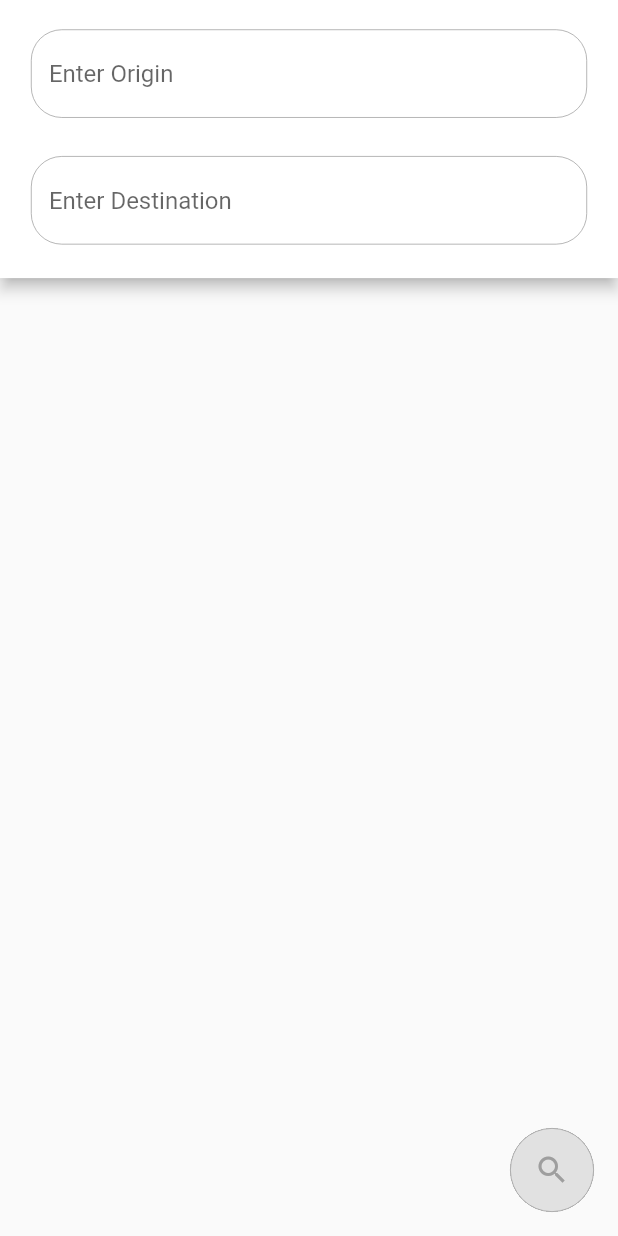
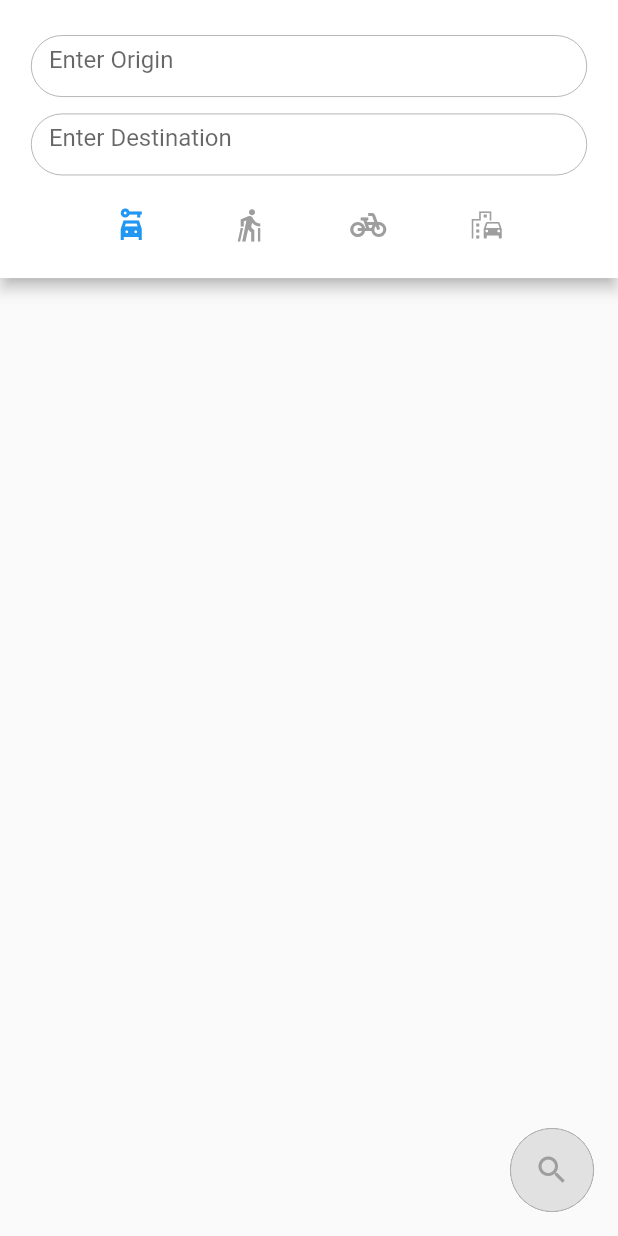
Before and after one commit to abualhamd/google_maps, a Flutter app: the screen it shows after launch, after a tap on the "directions" icon, on a phone screen of 412 x 824 dp. Run offline on Flutter 3.47's test engine with Material 2 defaults, Android fonts, the phone set to English and light mode, and no system bars; our stand-ins replace dartz, equatable, geolocator, get_it, google_maps_flutter, internet_connection_checker; missing offline and left inert: flutter_config, flutter_polyline_points.

Commit message:
added the mode of transportation option

```diff
--- a/lib/app/app.dart
+++ b/lib/app/app.dart
@@ -5,9 +5,9 @@ import 'package:google_maps/app/core/utils/routes_manager.dart';
 import 'package:google_maps/view/map_view/no_internet_connection_screen.dart';
 import 'package:provider/provider.dart';
 import '../view/provider/map_provider.dart';
-import '../view/map_view/map_screen.dart';
 import 'package:google_maps/injection_container.dart' as di;
-import 'package:flutter_config/flutter_config.dart';
+
+import 'core/utils/colors_manager.dart';
 
 class MyApp extends StatelessWidget {
   const MyApp({super.key});
@@ -31,8 +31,8 @@ class MyApp extends StatelessWidget {
               Visibility(
                 visible: MapProvider.get(context).showLoading,
                 child: const Scaffold(
-                  backgroundColor: Colors.transparent,
-                  body: Center(child: CircularProgressIndicator(color: Colors.blue,)),
+                  backgroundColor: ColorsManager.transparent,
+                  body: Center(child: CircularProgressIndicator(color: ColorsManager.blue,)),
                 ),
               )
             ],
--- /dev/null
+++ b/lib/app/core/enums/enums.dart
@@ -0,0 +1,6 @@
+enum TransportationMode {
+  driving,
+  walking,
+  bicycling,
+  transit,
+}
--- a/lib/app/core/utils/colors_manager.dart
+++ b/lib/app/core/utils/colors_manager.dart
@@ -5,4 +5,5 @@ abstract class ColorsManager {
   static const Color red = Colors.red;
   static const Color grey = Colors.grey;
   static const Color blue = Colors.blue;
+  static const Color transparent = Colors.transparent;
 }
--- a/lib/app/core/utils/values_manager.dart
+++ b/lib/app/core/utils/values_manager.dart
@@ -1,13 +1,16 @@
 abstract class ValuesManager {
   static const double s0_006 = 0.006;
+  static const double s0_01 = 0.01;
   static const double s0_02 = 0.02;
   static const double s0_025 = 0.025;
   static const double s0_03 = 0.03;
   static const double s0_05 = 0.05;
   static const double s0_063 = 0.063;
   static const double s0_065 = 0.065;
+  static const double s0_1 = 0.1;
   static const double s0_15 = 0.15;
+  static const double s0_35 = 0.35;
+  static const double s0_4 = 0.4;
   static const double s0_45 = 0.45;
-    static const double s0_5 = 0.5;
-
+  static const double s0_5 = 0.5;
 }
--- a/lib/data/data sources/local_data_source.dart
+++ b/lib/data/data sources/local_data_source.dart
@@ -1,3 +1,4 @@
+import 'package:flutter/foundation.dart';
 import 'package:geolocator/geolocator.dart';
 
 abstract class LocalDataSource {
@@ -13,7 +14,7 @@ class LocalDataSourceImpl implements LocalDataSource{
         .then((value) => null)
         .onError((error, stackTrace) async {
       await Geolocator.requestPermission();
-      print('Error: $error');
+      debugPrint('Error: $error');
     });
     return await Geolocator.getCurrentPosition();
   }
--- a/lib/data/repo/repo_impl.dart
+++ b/lib/data/repo/repo_impl.dart
@@ -1,4 +1,4 @@
-import 'package:geolocator/geolocator.dart';
+import 'package:google_maps/app/core/enums/enums.dart';
 import 'package:google_maps/app/core/errors/exceptions.dart';
 import 'package:google_maps/app/core/errors/failures.dart';
 
@@ -45,10 +45,10 @@ class RepoImpl implements Repo {
 
   @override
   Future<Either<Failure, DirectionsEntity>> getDirections(
-      {required String origin, required String destination}) async {
+      {required String origin, required String destination,required TransportationMode transportationMode}) async {
     try {
       final model = await _remoteDataSource.getDirections(
-          origin: origin, destination: destination);
+          origin: origin, destination: destination, transportationMode: transportationMode);
       return Right(model.toDomain());
     } on GetDirectionsException {
       return Left(GetDirectionsFailure());
--- a/lib/domain/repo/repo.dart
+++ b/lib/domain/repo/repo.dart
@@ -1,5 +1,5 @@
 import 'package:dartz/dartz.dart';
-import 'package:geolocator/geolocator.dart';
+import 'package:google_maps/app/core/enums/enums.dart';
 import 'package:google_maps/domain/entities/directions_entity.dart';
 import 'package:google_maps_flutter/google_maps_flutter.dart';
 
@@ -8,5 +8,5 @@ import '../../app/core/errors/failures.dart';
 abstract class Repo {
   Future<Either<Failure, LatLng>> getCurrentPosition();
   Future<Either<Failure, LatLng>> getInputLocation({required String location});
-  Future<Either<Failure, DirectionsEntity>> getDirections({required String origin, required String destination});
+  Future<Either<Failure, DirectionsEntity>> getDirections({required String origin, required String destination, required TransportationMode transportationMode});
 }
--- /dev/null
+++ b/lib/domain/usecases/remote/directions_usecase.dart
@@ -0,0 +1,42 @@
+import 'package:dartz/dartz.dart';
+import 'package:equatable/equatable.dart';
+import 'package:google_maps/app/core/errors/failures.dart';
+import 'package:google_maps/app/core/usecase/usecase.dart';
+import 'package:google_maps/domain/entities/directions_entity.dart';
+
+import '../../../app/core/enums/enums.dart';
+import '../../repo/repo.dart';
+
+class DirectionsUseCase
+    implements BaseUseCase<DirectionsEntity, DirectionsParams> {
+  final Repo _repo;
+
+  DirectionsUseCase({required Repo repo}) : _repo = repo;
+
+  @override
+  Future<Either<Failure, DirectionsEntity>> call(
+      {required DirectionsParams params}) async {
+    return await _repo.getDirections(
+        origin: params.origin, destination: params.destination, transportationMode: params._trasnportationMode);
+  }
+}
+
+class DirectionsParams extends Equatable {
+  final String _origin;
+  final String _destination;
+  final TransportationMode _trasnportationMode;
+
+  const DirectionsParams(
+      {required String origin,
+      required String destination,
+      required TransportationMode trasnportationMode})
+      : _origin = origin,
+        _destination = destination,
+        _trasnportationMode = trasnportationMode;
+  @override
+  List<Object?> get props => [_origin, _destination, _trasnportationMode];
+
+  get origin => _origin;
+  get destination => _destination;
+  get trasnportationMode => _trasnportationMode;
+}
--- a/lib/domain/usecases/remote/get_directions_usecase.dart
+++ /dev/null
@@ -1,30 +0,0 @@
-import 'package:dartz/dartz.dart';
-import 'package:equatable/equatable.dart';
-import 'package:google_maps/app/core/errors/failures.dart';
-import 'package:google_maps/app/core/usecase/usecase.dart';
-import 'package:google_maps/domain/entities/directions_entity.dart';
-
-import '../../repo/repo.dart';
-
-class DirectionsUseCase
-    implements BaseUseCase<DirectionsEntity, DirectionsParams> {
-  final Repo _repo;
-
-  DirectionsUseCase({required Repo repo}) : _repo = repo;
-
-  @override
-  Future<Either<Failure, DirectionsEntity>> call(
-      {required DirectionsParams params}) async {
-    return await _repo.getDirections(
-        origin: params.origin, destination: params.destination);
-  }
-}
-
-class DirectionsParams extends Equatable {
-  final String origin;
-  final String destination;
-
-  const DirectionsParams({required this.origin, required this.destination});
-  @override
-  List<Object?> get props => [origin, destination];
-}
--- a/lib/injection_container.dart
+++ b/lib/injection_container.dart
@@ -4,8 +4,8 @@ import 'package:google_maps/data/data%20sources/local_data_source.dart';
 import 'package:google_maps/data/data%20sources/remote_data_source.dart';
 import 'package:google_maps/data/repo/repo_impl.dart';
 import 'package:google_maps/domain/usecases/local/get_current_location_usecase.dart';
-import 'package:google_maps/domain/usecases/remote/get_Input_loaction_usecase.dart';
-import 'package:google_maps/domain/usecases/remote/get_directions_usecase.dart';
+import 'package:google_maps/domain/usecases/remote/input_loaction_usecase.dart';
+import 'package:google_maps/domain/usecases/remote/directions_usecase.dart';
 import 'package:google_maps/view/provider/map_provider.dart';
 import 'package:internet_connection_checker/internet_connection_checker.dart';
 
--- /dev/null
+++ b/lib/view/directions_view/components/bottom_appbar.dart
@@ -0,0 +1,41 @@
+import 'package:flutter/material.dart';
+
+import '../../../app/core/utils/colors_manager.dart';
+
+class CustomBottomAppBar extends StatefulWidget {
+  final List<IconData> icons;
+  final ValueChanged<int> onTap;
+
+  const CustomBottomAppBar({
+    super.key,
+    required this.icons,
+    required this.onTap,
+  });
+
+  @override
+  State<CustomBottomAppBar> createState() => _CustomBottomAppBarState();
+}
+
+class _CustomBottomAppBarState extends State<CustomBottomAppBar> {
+  int currentIndex = 0;
+  @override
+  Widget build(BuildContext context) {
+    List<InkResponse> iconWidgets = [];
+    for (int i = 0; i < widget.icons.length; i++) {
+      final iconWidget = InkResponse(
+          onTap: () {
+            setState(() {
+              currentIndex = i;
+              widget.onTap(i);
+            });
+          },
+          child: Icon(widget.icons[i],
+              color: (i != currentIndex)
+                  ? ColorsManager.grey
+                  : ColorsManager.blue));
+      iconWidgets.add(iconWidget);
+    }
+    return Row(
+        mainAxisAlignment: MainAxisAlignment.spaceEvenly, children: iconWidgets, );
+  }
+}
--- a/lib/view/directions_view/components/location_input_field.dart
+++ b/lib/view/directions_view/components/location_input_field.dart
@@ -25,7 +25,7 @@ class MyLocationInputField extends StatelessWidget {
     );
 
     return SizedBox(
-      height: width * ValuesManager.s0_15,
+      height: width * ValuesManager.s0_1,
       child: TextFormField(
         decoration: InputDecoration(
           hintText: _hintText,
--- a/lib/view/directions_view/directions_view.dart
+++ b/lib/view/directions_view/directions_view.dart
@@ -4,6 +4,8 @@ import 'package:google_maps/app/core/utils/colors_manager.dart';
 import 'package:google_maps/app/core/utils/values_manager.dart';
 import 'package:google_maps/view/provider/map_provider.dart';
 
+import '../../app/core/enums/enums.dart';
+import 'components/bottom_appbar.dart';
 import 'components/location_input_field.dart';
 
 class DirectinsScreen extends StatelessWidget {
@@ -15,7 +17,8 @@ class DirectinsScreen extends StatelessWidget {
   @override
   Widget build(BuildContext context) {
     final width = MediaQuery.of(context).size.width;
-    MapProvider provider = MapProvider.get(context);
+    final provider = MapProvider.get(context);
+    TransportationMode mode = TransportationMode.driving;
 
     return GestureDetector(
       onTap: () => FocusScope.of(context).unfocus(),
@@ -31,8 +34,11 @@ class DirectinsScreen extends StatelessWidget {
               if (_originController.text.isNotEmpty &&
                   _destinationController.text.isNotEmpty) {
                 await provider.getPolyLine(
-                    origin: _originController.text,
-                    destination: _destinationController.text);
+                  origin: _originController.text,
+                  destination: _destinationController.text,
+                  transportationMode: mode,
+                );
+                FocusScope.of(context).unfocus();
                 Navigator.pop(context);
               }
             },
@@ -57,13 +63,27 @@ class DirectinsScreen extends StatelessWidget {
                       controller: _originController,
                       hintText: AppStrings.enterOrigin,
                     ),
-                    SizedBox(
-                      height: width * ValuesManager.s0_02,
-                    ),
+                    // SizedBox(
+                    //   height: width * ValuesManager.s0_006,
+                    // ),
                     //? distination
                     MyLocationInputField(
                       controller: _destinationController,
                       hintText: AppStrings.enterDestination,
+                    ),
+                    Padding(
+                      padding: const EdgeInsets.only(top: 10.0),
+                      child: CustomBottomAppBar(
+                          icons: const [
+                            Icons.car_rental_sharp,
+                            Icons.nordic_walking_outlined,
+                            Icons.pedal_bike,
+                            Icons.emoji_transportation_outlined,
+                          ],
+                          onTap: (index) {
+                            mode = TransportationMode.values[index];
+                            // print(index);
+                          }),
                     ),
                   ],
                 ),
--- a/lib/view/map_view/components/location_direction_services.dart
+++ b/lib/view/map_view/components/location_direction_services.dart
@@ -1,5 +1,4 @@
 import 'package:flutter/material.dart';
-import 'package:google_maps/app/core/extensions/position_extension.dart';
 import 'package:google_maps/app/core/extensions/material_state_property_extension.dart';
 
 import '../../../app/core/utils/colors_manager.dart';
@@ -39,7 +38,6 @@ class DirectionLocationServices extends StatelessWidget {
           height: width * ValuesManager.s0_05,
         ),
         SizedBox(
-          // TODO
           height: 2 * width * ValuesManager.s0_063,
           width: 2 * width * ValuesManager.s0_065,
           child: ElevatedButton(
--- a/lib/view/map_view/components/search_field.dart
+++ b/lib/view/map_view/components/search_field.dart
@@ -1,5 +1,4 @@
 import 'package:flutter/material.dart';
-import 'package:google_maps_flutter/google_maps_flutter.dart';
 import '../../../app/core/utils/values_manager.dart';
 import '../../provider/map_provider.dart';
 
```
Also changed, not shown: lib/data/data sources/remote_data_source.dart (+24 -7 lines), lib/view/provider/map_provider.dart (+6 -12 lines), lib/domain/usecases/remote/input_loaction_usecase.dart (renamed from lib/domain/usecases/remote/get_Input_loaction_usecase.dart).
